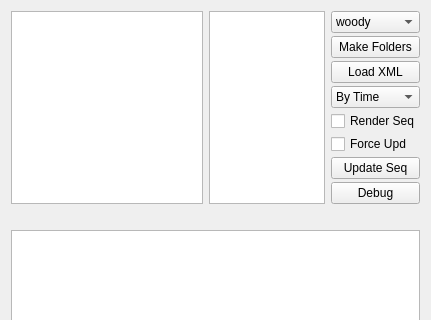
Above: dlg_ui.ui from terrrible/prvz_autoedit before the change; both pictures show x 0 to 431 and y 0 to 320 of the 431 by 769 pixel window. Below: the same form after it.
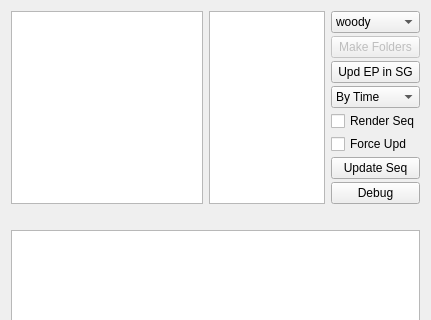
That is the form after the change.

What changed in the file:
```diff
--- a/dlg_ui.ui
+++ b/dlg_ui.ui
@@ -64,6 +64,9 @@
          </item>
          <item>
           <widget class="QPushButton" name="folders_pushButton">
+           <property name="enabled">
+            <bool>false</bool>
+           </property>
            <property name="text">
             <string>Make Folders</string>
            </property>
@@ -72,7 +75,7 @@
          <item>
           <widget class="QPushButton" name="xml_pushButton">
            <property name="text">
-            <string>Load XML</string>
+            <string>Upd EP in SG</string>
            </property>
           </widget>
          </item>
```
Left out of the diff: 2 changed lines with no effect on the pictures.
